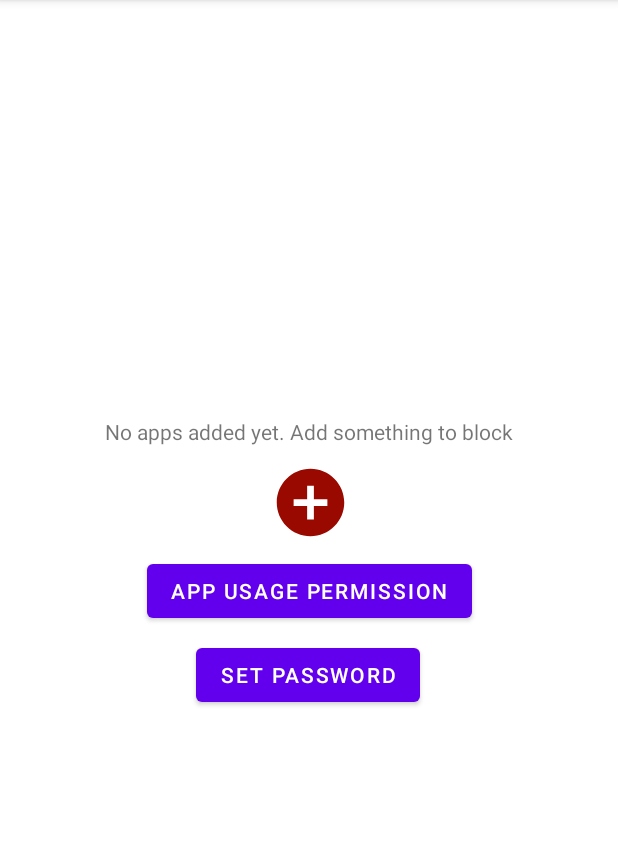
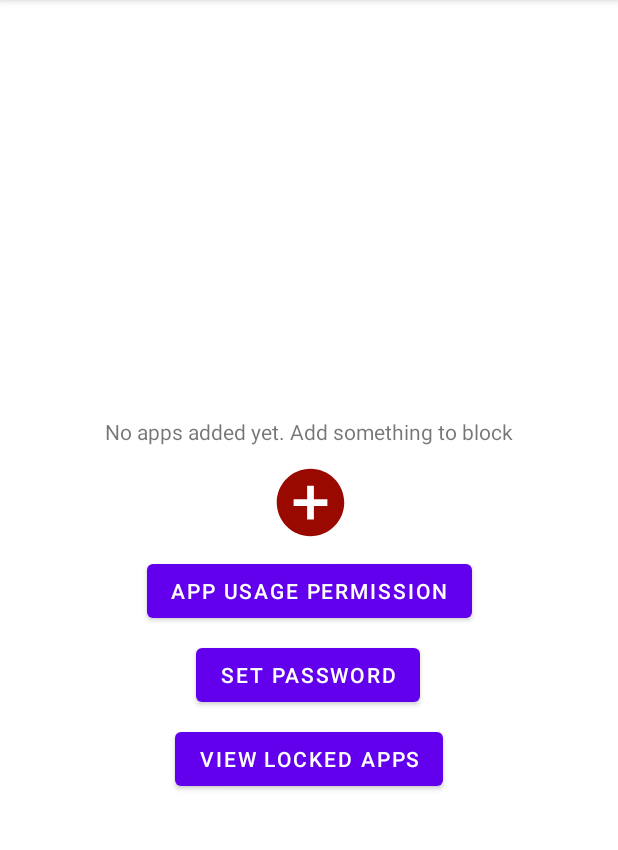
Before and after one commit to diyarfaraj/AppBlockr, an Android app: the screen it shows after launch (MainActivity), on a phone screen of 412 x 824 dp, the part 84-934 px from its top. Run offline under Robolectric (Android 15) with nearby library versions, the phone set to English and light mode, and no system bars.

Commit message:
added locked app list in main act

```diff
--- a/app/src/main/java/com/example/appsift/MainActivity.java
+++ b/app/src/main/java/com/example/appsift/MainActivity.java
@@ -23,7 +23,7 @@ import android.widget.Toast;
 import com.example.appsift.shared.SharedPrefUtil;
 
 public class MainActivity extends AppCompatActivity {
-    Button permissionBtn, passwordBtn;
+    Button permissionBtn, passwordBtn, lockedAppBtn;
     ImageView showAllAppsBtn;
     String password;
     static final String KEY = "pass";
@@ -76,6 +76,22 @@ public class MainActivity extends AppCompatActivity {
                     updatePassword(context);
                 }
 
+            }
+        });
+
+        lockedAppBtn = findViewById(R.id.lockedAppsBtn);
+        lockedAppBtn.setOnClickListener(new View.OnClickListener() {
+            @Override
+            public void onClick(View v) {
+                if(isAccessGranted()){
+                    if(!password.isEmpty()){
+                        startActivity(new Intent(MainActivity.this, LockedApps.class ));
+                    } else {
+                        Toast.makeText(context, "Please set a password first", Toast.LENGTH_LONG).show();
+                    }
+                } else  {
+                    Toast.makeText(MainActivity.this, "Please allow app usage permission", Toast.LENGTH_LONG).show();
+                }
             }
         });
     }
--- a/app/src/main/res/layout/activity_main.xml
+++ b/app/src/main/res/layout/activity_main.xml
@@ -5,6 +5,16 @@
     android:layout_width="match_parent"
     android:layout_height="match_parent"
     tools:context=".MainActivity">
+
+    <Button
+        android:id="@+id/lockedAppsBtn"
+        android:layout_width="wrap_content"
+        android:layout_height="wrap_content"
+        android:layout_marginTop="64dp"
+        android:text="View locked apps"
+        app:layout_constraintEnd_toEndOf="parent"
+        app:layout_constraintStart_toStartOf="parent"
+        app:layout_constraintTop_toBottomOf="@+id/permit_btn" />
 
     <TextView
         android:layout_width="wrap_content"
```
Also changed, not shown: app/src/main/java/com/example/appsift/LockedApps.java (+61 -0 lines), app/src/main/res/layout/activity_locked_apps.xml (+12 -0 lines).
